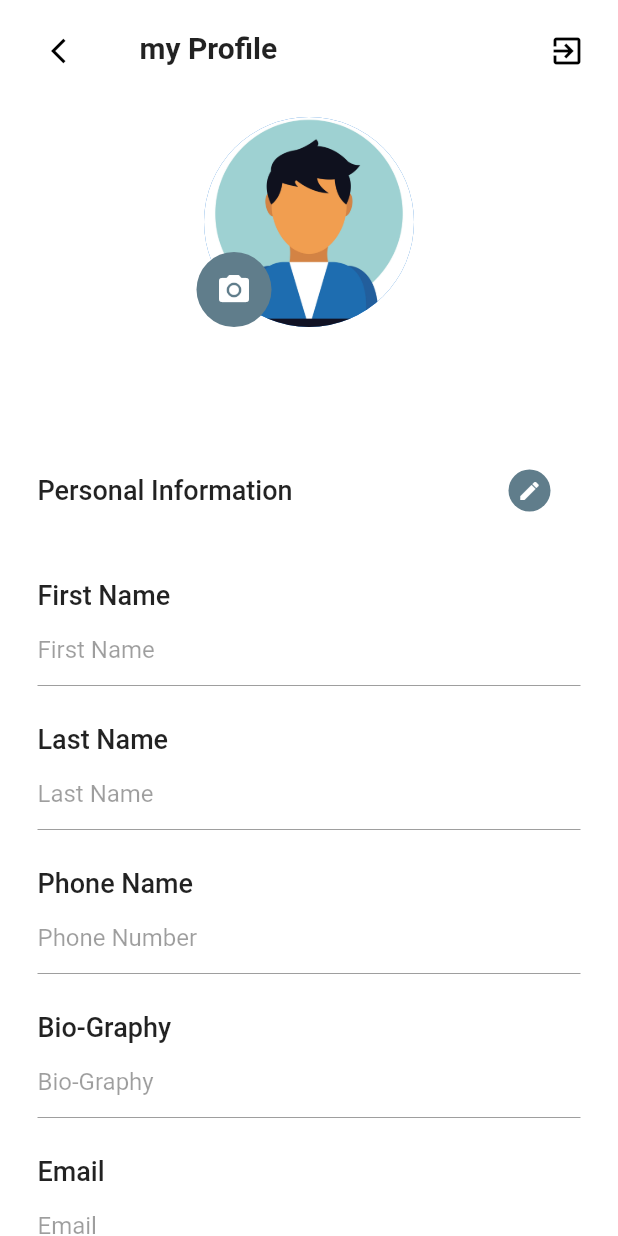
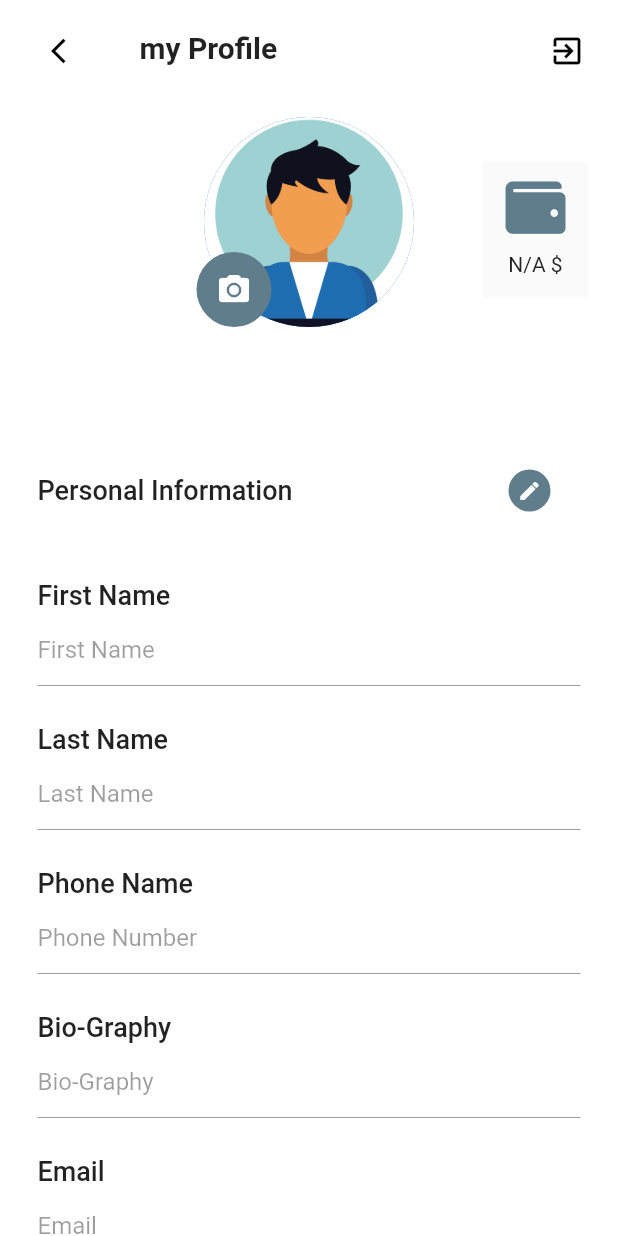
Before and after one commit to sinaziaee/LocatioBooker, a Flutter app: the PersonalInformation screen opened by its route, on a phone screen of 412 x 824 dp. Run offline on Flutter 3.47's test engine with Material 2 defaults, Android fonts, the phone set to English and light mode, and no system bars; our stand-ins replace awesome_dialog, bubble, carousel_slider, convert, csc_picker, dio and 16 more; missing offline and left inert: firebase_core_web, firebase_messaging_web, flutter_absolute_path, flutter_date_pickers, image_picker_for_web, multi_image_picker and 2 more; accounts and stored records are empty.

Commit message:
added payment options amount screen

```diff
--- a/lib/screens/profile/personal_information_screen.dart
+++ b/lib/screens/profile/personal_information_screen.dart
@@ -2,6 +2,7 @@ import 'dart:io';
 
 import 'package:flutter/cupertino.dart';
 import 'package:flutter/material.dart';
+import 'package:font_awesome_flutter/font_awesome_flutter.dart';
 import 'package:image_cropper/image_cropper.dart';
 import 'package:image_picker/image_picker.dart';
 import 'package:loctio_booker/constants.dart';
@@ -19,6 +20,7 @@ import 'package:http/http.dart' as http;
 import 'dart:convert' as convert;
 import 'components/gender_alert.dart';
 import '../../components/select_image_item.dart';
+import '../payment/pay_amounts_screen.dart';
 
 class PersonalInformation extends StatefulWidget {
   static String id = 'personal_page';
@@ -46,6 +48,7 @@ class _PersonalInformationState extends State<PersonalInformation> {
   String getImageUrl = '$mainUrl/api/account/show_account_image';
   String uploadImageUrl = '$mainUrl/api/account/update_account_image';
   String url = "$mainUrl/api/account/properties/update";
+  int balance;
 
   Future<void> _pickImage(ImageSource source) async {
     try {
@@ -104,8 +107,6 @@ class _PersonalInformationState extends State<PersonalInformation> {
     lastNameController.text = lastName;
     phoneController.text = phoneNumber;
     emailController.text = user.email;
-    // genderController.text = user.gender;
-    // print(user.gender + ' ******');
     print(user.bio);
     bioController.text = user.bio;
     token = user.token;
@@ -158,7 +159,9 @@ class _PersonalInformationState extends State<PersonalInformation> {
                         Container(
                           height: 210.0,
                           color: Colors.white,
-                          child: Column(
+                          child: Stack(
+                            children: [
+                              Column(
                                 children: <Widget>[
                                   FutureBuilder(
                                     builder: (context, snapshot) {
@@ -177,7 +180,8 @@ class _PersonalInformationState extends State<PersonalInformation> {
                                           status: status,
                                           imageUrl: '$mainUrl${user.image}',
                                         );
-                                  } else {
+                                      } //
+                                      else {
                                         return CustomAvatar(
                                           onImageSelectPressed: () {
                                             onImageSelectPressed();
@@ -191,7 +195,8 @@ class _PersonalInformationState extends State<PersonalInformation> {
                                   ),
                                   if (imageFile != null) ...[
                                     Row(
-                                  mainAxisAlignment: MainAxisAlignment.center,
+                                      mainAxisAlignment:
+                                          MainAxisAlignment.center,
                                       children: [
                                         TextButton(
                                           onPressed: _cropImage,
@@ -206,6 +211,48 @@ class _PersonalInformationState extends State<PersonalInformation> {
                                   ] else ...[
                                     SizedBox(),
                                   ],
+                                ],
+                              ),
+                              Positioned(
+                                top: 50,
+                                right: 20,
+                                child: Material(
+                                  child: InkWell(
+                                    borderRadius: BorderRadius.circular(10),
+                                    onTap: () {
+                                      Navigator.push(
+                                        context,
+                                        MaterialPageRoute(
+                                          builder: (BuildContext context) {
+                                            return PayAmountScreen(user);
+                                          },
+                                        ),
+                                      );
+                                    },
+                                    child: Container(
+                                      width: 70,
+                                      height: 90,
+                                      padding: EdgeInsets.symmetric(
+                                        vertical: 10,
+                                        horizontal: 10,
+                                      ),
+                                      child: Column(
+                                        children: [
+                                          Icon(
+                                            FontAwesomeIcons.wallet,
+                                            color: Colors.blueGrey,
+                                            size: 40,
+                                          ),
+                                          SizedBox(
+                                            height: 10,
+                                          ),
+                                          Text('${balance ?? 'N/A'} \$'),
+                                        ],
+                                      ),
+                                    ),
+                                  ),
+                                ),
+                              ),
                             ],
                           ),
                         ),
@@ -335,7 +382,6 @@ class _PersonalInformationState extends State<PersonalInformation> {
                                                 hintText: "Enter Birth Date"),
                                             // enabled: !status,
                                             enabled: false,
-
                                           ),
                                         ),
                                         flex: 2,
```
Also changed, not shown: lib/screens/payment/components/body_container.dart (+4 -30 lines), lib/screens/payment/components/pay_button.dart (added, +48 -0 lines), lib/screens/payment/components/pay_item.dart (added, +39 -0 lines), lib/screens/payment/pay_amounts_screen.dart (added, +203 -0 lines), lib/screens/payment/payment_screen.dart (+5 -3 lines). Lines whose indentation alone changed are shown as unchanged.
